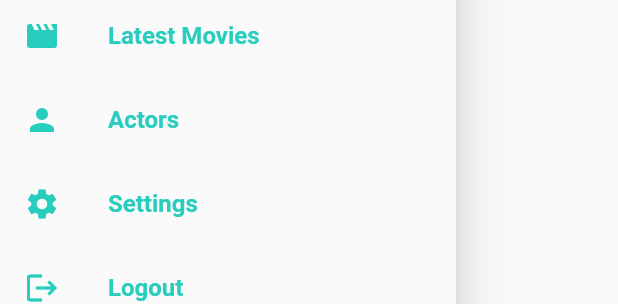
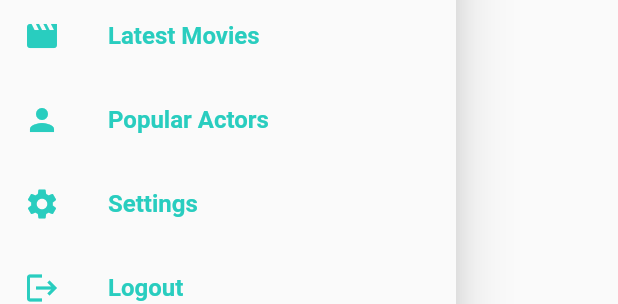
Before and after one commit to CADSV/Avila_Tek_Mobile_Test, a Flutter app: the NavBar widget shown alone on an empty page, opened directly, on a phone screen of 412 x 824 dp. Shown: the part 260-564 px from the top of the screen. Run offline on Flutter 3.47's test engine with Material 2 defaults, Android fonts, the phone set to English and light mode, and no system bars; our stand-ins replace connectivity_plus, device_info_plus, dio, flutter_bloc, get_it; Roboto replaces fonts that are missing (Baloo).

Commit message:
Added the popular actors endpoint

```diff
--- a/lib/infraestructure/core/constants/repository_constants.dart
+++ b/lib/infraestructure/core/constants/repository_constants.dart
@@ -51,6 +51,7 @@ enum RepositoryPathConstant {
   movieCredits,
   actorInfo,
   moviesByActor,
+  popularActors,
 }
 
 extension RepositoryPathConstantExtension on RepositoryPathConstant {
@@ -68,6 +69,9 @@ extension RepositoryPathConstantExtension on RepositoryPathConstant {
       case RepositoryPathConstant.moviesByActor:
         return 'discover/movie?api_key=$movieApiKey&with_cast={actor_id}&page=1';
 
+      case RepositoryPathConstant.popularActors:
+        return 'person/popular?api_key=$movieApiKey&page=';
+
     }
   }
 }
--- a/lib/infraestructure/ui/components/nav_bar_component.dart
+++ b/lib/infraestructure/ui/components/nav_bar_component.dart
@@ -36,7 +36,7 @@ class NavBar extends StatelessWidget {
           ),
           ListTile(
             leading: const Icon(Icons.person),
-            title: const Text('Actors'),
+            title: const Text('Popular Actors'),
             iconColor: colorPrimary,
             onTap: () async {
               await showDialog(
```
